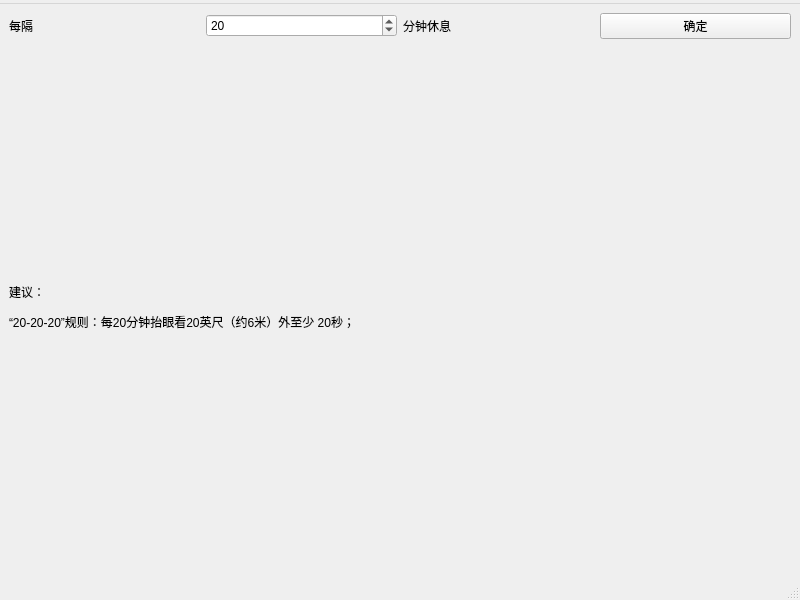
Before: the Qt Designer form eyecarewindow.ui in L-Super/EyeCareAssistant, drawn with Qt 5.
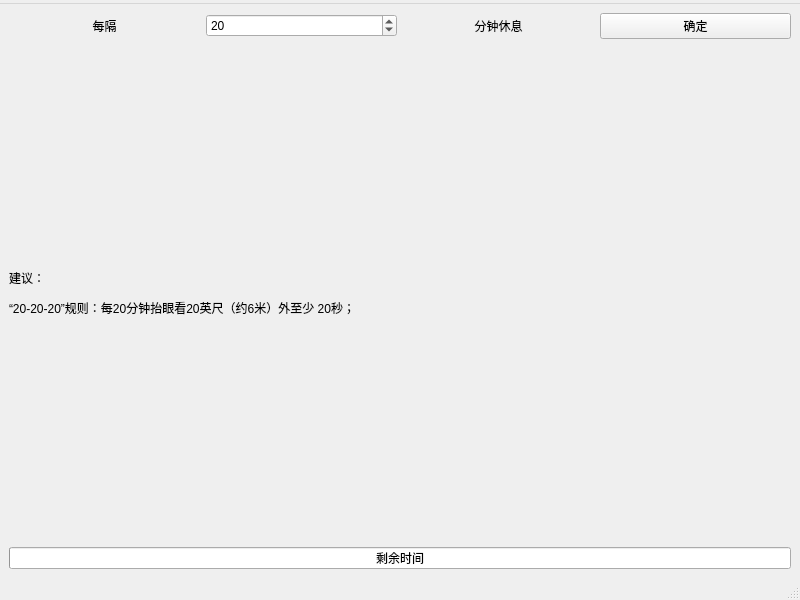
After: the same form once the commit is applied.

Commit message: 增加进度条，关于对话框，以及一些优化

What changed in the file:
```diff
--- a/eyecarewindow.ui
+++ b/eyecarewindow.ui
@@ -24,6 +24,9 @@
           <property name="text">
            <string>每隔</string>
           </property>
+          <property name="alignment">
+           <set>Qt::AlignCenter</set>
+          </property>
          </widget>
         </item>
         <item>
@@ -38,6 +41,9 @@
           <property name="text">
            <string>分钟休息</string>
           </property>
+          <property name="alignment">
+           <set>Qt::AlignCenter</set>
+          </property>
          </widget>
         </item>
         <item>
@@ -58,6 +64,25 @@
       </item>
      </layout>
     </item>
+    <item>
+     <widget class="QProgressBar" name="progressBar">
+      <property name="value">
+       <number>0</number>
+      </property>
+      <property name="alignment">
+       <set>Qt::AlignCenter</set>
+      </property>
+      <property name="textVisible">
+       <bool>true</bool>
+      </property>
+      <property name="textDirection">
+       <enum>QProgressBar::TopToBottom</enum>
+      </property>
+      <property name="format">
+       <string>剩余时间</string>
+      </property>
+     </widget>
+    </item>
    </layout>
   </widget>
   <widget class="QMenuBar" name="menubar">
```
Left out of the diff: 12 changed lines with no effect on the pictures. The commit also changes 7 other files.
